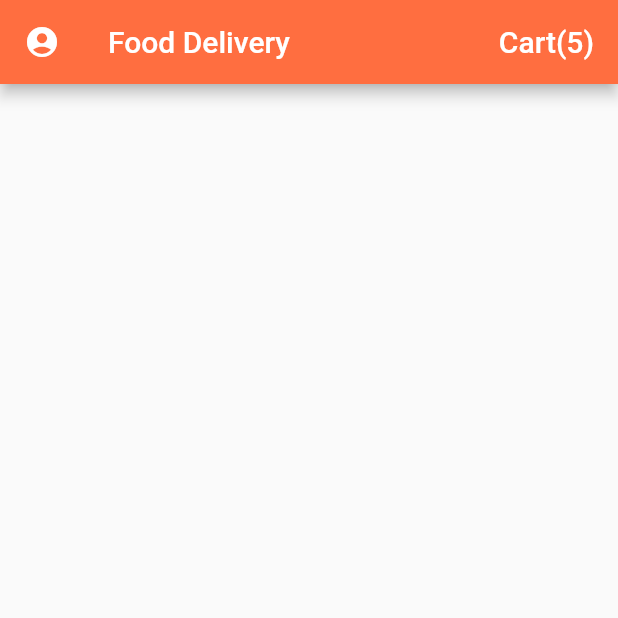
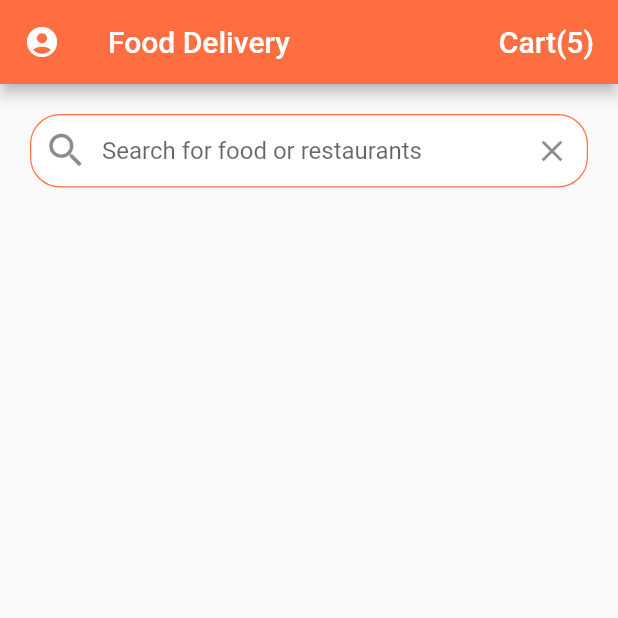
Before and after one commit to prufect/flutter_food_delivery_ui, a Flutter app: the screen it shows after launch, on a phone screen of 412 x 824 dp, the top half of it. Run offline on Flutter 3.47's test engine with Material 2 defaults, Android fonts, the phone set to English and light mode, and no system bars.

Commit message:
Create Search Bar

```diff
--- a/lib/screens/home_screen.dart
+++ b/lib/screens/home_screen.dart
@@ -29,6 +29,40 @@ class _HomeScreenState extends State<HomeScreen> {
           ),
         ],
       ),
+      body: ListView(
+        children: [
+          Padding(
+            padding: const EdgeInsets.all(20.0),
+            child: TextField(
+              decoration: InputDecoration(
+                contentPadding: EdgeInsets.symmetric(vertical: 15.0),
+                fillColor: Colors.white,
+                filled: true,
+                border: OutlineInputBorder(
+                  borderRadius: BorderRadius.circular(20.0),
+                  borderSide: BorderSide(width: 0.8),
+                ),
+                enabledBorder: OutlineInputBorder(
+                  borderRadius: BorderRadius.circular(20.0),
+                  borderSide: BorderSide(
+                    width: 0.8,
+                    color: Theme.of(context).primaryColor,
+                  ),
+                ),
+                hintText: "Search for food or restaurants",
+                prefixIcon: Icon(
+                  Icons.search,
+                  size: 30.0,
+                ),
+                suffixIcon: IconButton(
+                  icon: Icon(Icons.clear),
+                  onPressed: () {},
+                ),
+              ),
+            ),
+          ),
+        ],
+      ),
     );
   }
 }
```
